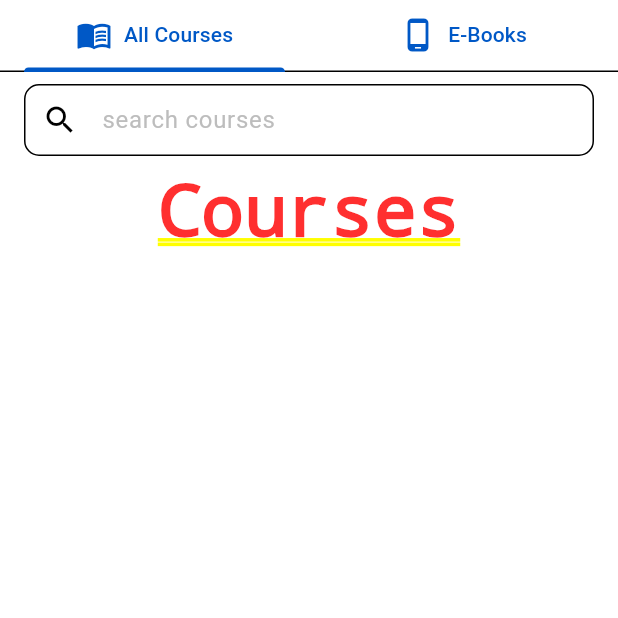
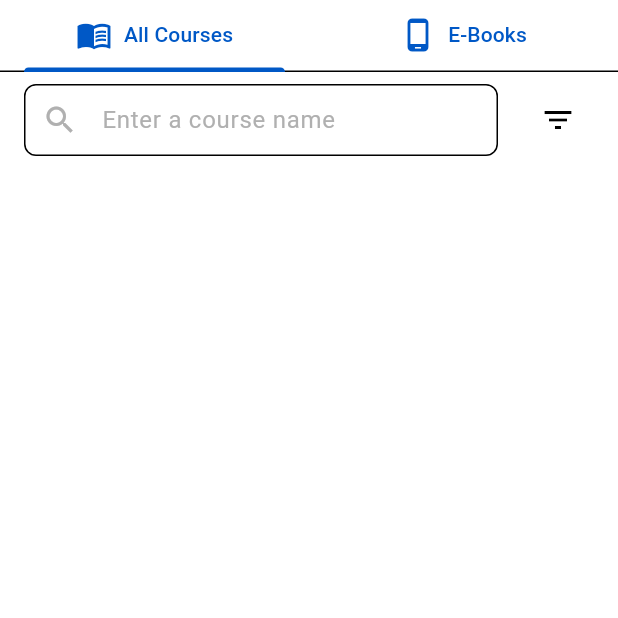
Before and after one commit to luuquang200/let_tutor, a Flutter app: the CoursesScreen screen opened by its route, on a phone screen of 412 x 824 dp, the top half of it. Run offline on Flutter 3.47's test engine with Material 2 defaults, Android fonts, the phone set to English and light mode, and no system bars; our stand-ins replace flutter_svg.

Commit message:
Added filter list for course

```diff
--- a/lib/presentation/courses_screen.dart
+++ b/lib/presentation/courses_screen.dart
@@ -1,4 +1,5 @@
 import 'package:flutter/material.dart';
+import 'package:let_tutor/presentation/styles/custom_text_style.dart';
 
 class CoursesScreen extends StatefulWidget {
   const CoursesScreen({super.key});
@@ -8,6 +9,44 @@ class CoursesScreen extends StatefulWidget {
 }
 
 class _CoursesScreenState extends State<CoursesScreen> {
+  bool visibilityFilter = false;
+  List<String> levels = [
+    'All level',
+    'Beginner',
+    'Upper-Beginner',
+    'Pre-Intermediate',
+    'Intermediate',
+    'Upper-Intermediate',
+    'Pre-Advanced',
+    'Advanced',
+    'Very Advanced'
+  ];
+  List<String> categories = [
+    'All categories',
+    'For Studying Abroad',
+    'English For Traveling',
+    'Conversational English',
+    'English For Beginners',
+    'Business English',
+    'English For Kids',
+    'STARTERS',
+    'PET',
+    'KET',
+    'MOVERS',
+    'FLYERS',
+    'TOEFL',
+    'TOEIC',
+    'IELTS'
+  ];
+  List<String> sortLevels = [
+    'Sort by level',
+    'Level decreasing',
+    'Level increasing'
+  ];
+  late String _selectedLevel = levels[0];
+  late String _selectedCategory = categories[0];
+  late String _selectedSortLevel = sortLevels[0];
+
   @override
   Widget build(BuildContext context) {
     return DefaultTabController(
@@ -70,20 +109,26 @@ class _CoursesScreenState extends State<CoursesScreen> {
       padding: const EdgeInsets.symmetric(vertical: 8, horizontal: 16),
       child: Column(
         children: [
-          TextField(
-            decoration: InputDecoration(
-              contentPadding: const EdgeInsets.only(right: 24),
-              hintStyle: TextStyle(color: Colors.grey[400]),
-              hintText: 'search courses',
-              prefixIcon: const Icon(Icons.search),
-              border: const OutlineInputBorder(
-                  borderSide: BorderSide(color: Colors.grey, width: 2),
-                  borderRadius: BorderRadius.all(Radius.circular(10))),
+          _filterBar(),
+          const SizedBox(height: 8),
+          Visibility(
+            visible: visibilityFilter,
+            child: Column(
+              children: [
+                levelFilter(),
+                const SizedBox(
+                  height: 8,
+                ),
+                categoriesFilter(),
+                const SizedBox(
+                  height: 8,
+                ),
+                sortLevel(),
+                const SizedBox(
+                  height: 8,
+                )
+              ],
             ),
-          ),
-          const SizedBox(height: 8),
-          Expanded(
-            child: Text('Courses'),
           )
         ],
       ),
@@ -113,4 +158,102 @@ class _CoursesScreenState extends State<CoursesScreen> {
       ),
     );
   }
+
+  _filterBar() {
+    return Row(
+      children: [
+        const Expanded(
+          flex: 1,
+          child: TextField(
+            decoration: InputDecoration(
+              contentPadding: EdgeInsets.only(right: 24),
+              hintStyle: TextStyle(color: Color(0xFFB0B0B0)),
+              hintText: 'Enter a course name',
+              prefixIcon: Icon(
+                Icons.search,
+                color: Color(0xFFB0B0B0),
+              ),
+              border: OutlineInputBorder(
+                  borderSide: BorderSide(color: Color(0xFFB0B0B0), width: 1),
+                  borderRadius: BorderRadius.all(Radius.circular(8))),
+            ),
+          ),
+        ),
+        const SizedBox(
+          width: 16,
+        ),
+        IconButton(
+          icon: const Icon(Icons.filter_list_outlined),
+          onPressed: () {
+            setState(() {
+              visibilityFilter = !visibilityFilter;
+            });
+          },
+        ),
+      ],
+    );
+  }
+
+  Widget levelFilter() {
+    return DropdownButton<String>(
+      isExpanded: true,
+      value: _selectedLevel,
+      items: List.generate(
+        levels.length,
+        (index) => DropdownMenuItem(
+          value: levels[index],
+          child: Text(
+            levels[index],
+          ),
+        ),
+      ),
+      onChanged: (value) {
+        setState(() {
+          _selectedLevel = value!;
+        });
+      },
+    );
+  }
+
+  categoriesFilter() {
+    return DropdownButton<String>(
+      isExpanded: true,
+      value: _selectedCategory,
+      items: List.generate(
+        categories.length,
+        (index) => DropdownMenuItem(
+          value: categories[index],
+          child: Text(
+            categories[index],
+          ),
+        ),
+      ),
+      onChanged: (value) {
+        setState(() {
+          _selectedCategory = value!;
+        });
+      },
+    );
+  }
+
+  sortLevel() {
+    return DropdownButton<String>(
+      isExpanded: true,
+      value: _selectedSortLevel,
+      items: List.generate(
+        sortLevels.length,
+        (index) => DropdownMenuItem(
+          value: sortLevels[index],
+          child: Text(
+            sortLevels[index],
+          ),
+        ),
+      ),
+      onChanged: (value) {
+        setState(() {
+          _selectedSortLevel = value!;
+        });
+      },
+    );
+  }
 }
```
